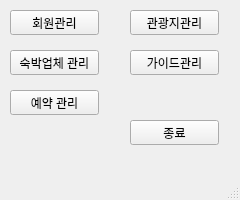
Qt form Yanolja_serv/mainpage.ui (mssung34/Yanolja) before a commit.
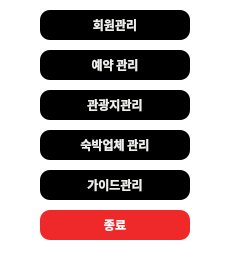
The same form after that commit.

The edit to the form file:
```diff
--- a/Yanolja_serv/mainpage.ui
+++ b/Yanolja_serv/mainpage.ui
@@ -6,23 +6,52 @@
    <rect>
     <x>0</x>
     <y>0</y>
-    <width>240</width>
-    <height>200</height>
+    <width>230</width>
+    <height>270</height>
    </rect>
   </property>
+  <property name="font">
+   <font>
+    <family>Sans</family>
+    <weight>75</weight>
+    <bold>true</bold>
+   </font>
+  </property>
   <property name="windowTitle">
-   <string>mainpage</string>
+   <string>Main</string>
+  </property>
+  <property name="styleSheet">
+   <string notr="true">background-color: rgb(255, 255, 255);</string>
   </property>
   <widget class="QWidget" name="centralwidget">
    <widget class="QPushButton" name="user_btn">
     <property name="geometry">
      <rect>
-      <x>10</x>
+      <x>40</x>
       <y>10</y>
-      <width>89</width>
-      <height>25</height>
+      <width>150</width>
+      <height>30</height>
      </rect>
     </property>
+    <property name="font">
+     <font>
+      <family>Sans</family>
+      <weight>75</weight>
+      <bold>true</bold>
+     </font>
+    </property>
+    <property name="styleSheet">
+     <string notr="true">QPushButton{
+	background-color: rgb(0, 0, 0);
+	color: rgb(238, 238, 236);
+    border-radius: 10px;
+}
+QPushButton:hover{
+	background-color: rgb(255, 255, 255);
+	color: rgb(0, 0, 0);
+    border-radius: 10px;
+}</string>
+    </property>
     <property name="text">
      <string>회원관리</string>
     </property>
@@ -30,12 +59,31 @@
    <widget class="QPushButton" name="guide_btn">
     <property name="geometry">
      <rect>
-      <x>130</x>
-      <y>50</y>
-      <width>89</width>
-      <height>25</height>
+      <x>40</x>
+      <y>170</y>
+      <width>150</width>
+      <height>30</height>
      </rect>
     </property>
+    <property name="font">
+     <font>
+      <family>Sans</family>
+      <weight>75</weight>
+      <bold>true</bold>
+     </font>
+    </property>
+    <property name="styleSheet">
+     <string notr="true">QPushButton{
+	background-color: rgb(0, 0, 0);
+	color: rgb(238, 238, 236);
+    border-radius: 10px;
+}
+QPushButton:hover{
+	background-color: rgb(255, 255, 255);
+	color: rgb(0, 0, 0);
+    border-radius: 10px;
+}</string>
+    </property>
     <property name="text">
      <string>가이드관리</string>
     </property>
@@ -43,12 +91,31 @@
    <widget class="QPushButton" name="beach_btn">
     <property name="geometry">
      <rect>
-      <x>130</x>
-      <y>10</y>
-      <width>89</width>
-      <height>25</height>
+      <x>40</x>
+      <y>90</y>
+      <width>150</width>
+      <height>30</height>
      </rect>
     </property>
+    <property name="font">
+     <font>
+      <family>Sans</family>
+      <weight>75</weight>
+      <bold>true</bold>
+     </font>
+    </property>
+    <property name="styleSheet">
+     <string notr="true">QPushButton{
+	background-color: rgb(0, 0, 0);
+	color: rgb(238, 238, 236);
+    border-radius: 10px;
+}
+QPushButton:hover{
+	background-color: rgb(255, 255, 255);
+	color: rgb(0, 0, 0);
+    border-radius: 10px;
+}</string>
+    </property>
     <property name="text">
      <string>관광지관리</string>
     </property>
@@ -56,12 +123,31 @@
    <widget class="QPushButton" name="tour_btn">
     <property name="geometry">
      <rect>
-      <x>10</x>
-      <y>50</y>
-      <width>89</width>
-      <height>25</height>
+      <x>40</x>
+      <y>130</y>
+      <width>150</width>
+      <height>30</height>
      </rect>
     </property>
+    <property name="font">
+     <font>
+      <family>Sans</family>
+      <weight>75</weight>
+      <bold>true</bold>
+     </font>
+    </property>
+    <property name="styleSheet">
+     <string notr="true">QPushButton{
+	background-color: rgb(0, 0, 0);
+	color: rgb(238, 238, 236);
+    border-radius: 10px;
+}
+QPushButton:hover{
+	background-color: rgb(255, 255, 255);
+	color: rgb(0, 0, 0);
+    border-radius: 10px;
+}</string>
+    </property>
     <property name="text">
      <string>숙박업체 관리</string>
     </property>
@@ -69,12 +155,31 @@
    <widget class="QPushButton" name="exit_btn">
     <property name="geometry">
      <rect>
-      <x>130</x>
-      <y>120</y>
-      <width>89</width>
-      <height>25</height>
+      <x>40</x>
+      <y>210</y>
+      <width>150</width>
+      <height>30</height>
      </rect>
     </property>
+    <property name="font">
+     <font>
+      <family>Sans</family>
+      <weight>75</weight>
+      <bold>true</bold>
+     </font>
+    </property>
+    <property name="styleSheet">
+     <string notr="true">QPushButton{
+	background-color: rgb(239, 41, 41);
+	color: rgb(255, 255, 255);
+    border-radius: 10px;
+}
+QPushButton:hover{
+	background-color: rgb(255, 255, 255);
+	color: rgb(0, 0, 0);
+    border-radius: 10px;
+}</string>
+    </property>
     <property name="text">
      <string>종료</string>
     </property>
@@ -82,12 +187,31 @@
    <widget class="QPushButton" name="reservation_btn">
     <property name="geometry">
      <rect>
-      <x>10</x>
-      <y>90</y>
-      <width>89</width>
-      <height>25</height>
+      <x>40</x>
+      <y>50</y>
+      <width>150</width>
+      <height>30</height>
      </rect>
     </property>
+    <property name="font">
+     <font>
+      <family>Sans</family>
+      <weight>75</weight>
+      <bold>true</bold>
+     </font>
+    </property>
+    <property name="styleSheet">
+     <string notr="true">QPushButton{
+	background-color: rgb(0, 0, 0);
+	color: rgb(238, 238, 236);
+    border-radius: 10px;
+}
+QPushButton:hover{
+	background-color: rgb(255, 255, 255);
+	color: rgb(0, 0, 0);
+    border-radius: 10px;
+}</string>
+    </property>
     <property name="text">
      <string>예약 관리</string>
     </property>
```
Left out of the diff: 2 changed lines with no effect on the pictures.
